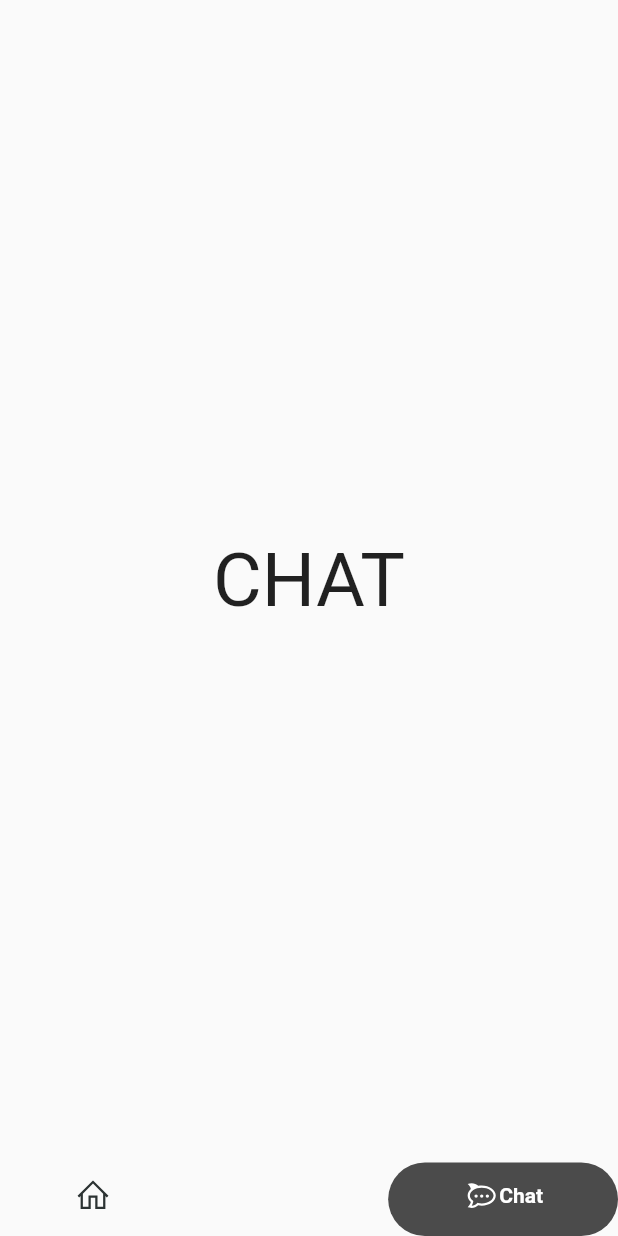
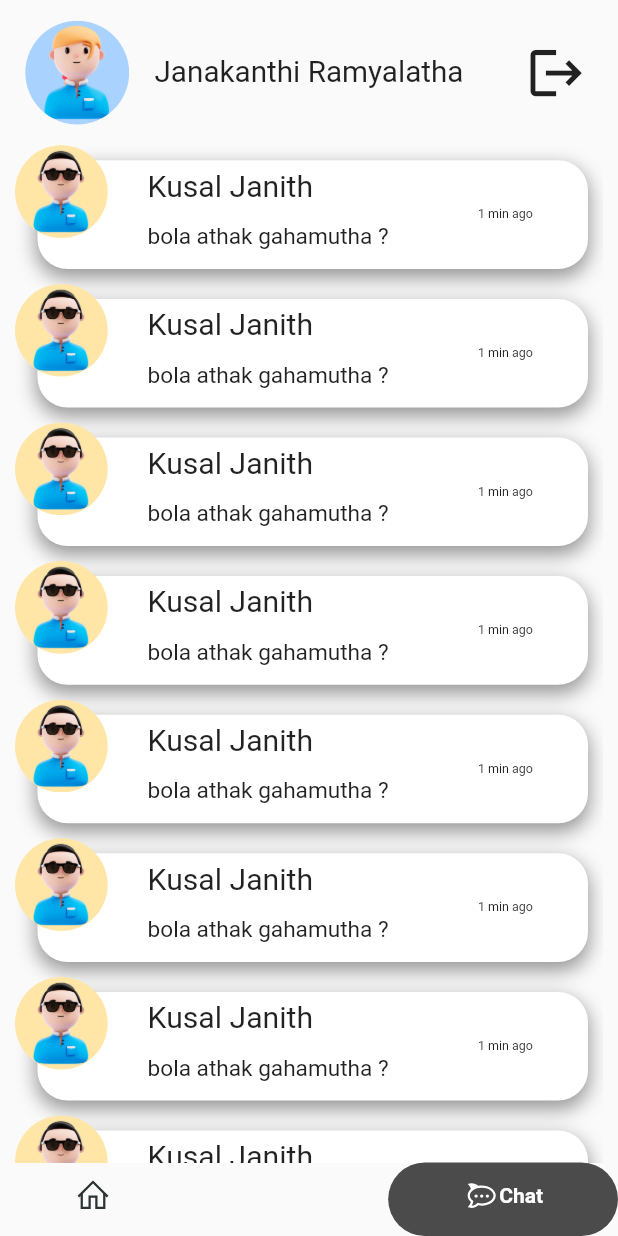
Before and after one commit to kodisinghe2021/chatea_flutter, a Flutter app: the screen it shows after launch, item 2 of the bottom bar chosen, on a phone screen of 412 x 824 dp. Run offline on Flutter 3.47's test engine with Material 2 defaults, Android fonts, the phone set to English and light mode, and no system bars; drawn by our look-alikes of google_nav_bar; our stand-ins replace animate_do, awesome_dialog, flutter_spinkit, flutter_svg, google_fonts, line_icons and 1 more; Roboto replaces fonts that are missing (Abel).

Commit message:
chat_page_done

```diff
--- a/lib/common/components/custom_text.dart
+++ b/lib/common/components/custom_text.dart
@@ -11,3 +11,11 @@ Text textsimpleType(String text) => Text(
       text,
       style: GoogleFonts.acme(fontSize: 14, color: kWhite),
     );
+Text textTitle(String text) => Text(
+      text,
+      style: GoogleFonts.abel(fontSize: 20),
+    );
+Text textSubTitle(String text) => Text(
+      text,
+      style: GoogleFonts.abel(fontSize: 10),
+    );
--- a/lib/constant.dart
+++ b/lib/constant.dart
@@ -1,5 +1,4 @@
 import 'package:flutter/material.dart';
-import 'package:google_fonts/google_fonts.dart';
 
 //^ screen size
 Size screenSize(BuildContext context) => MediaQuery.of(context).size;
--- a/lib/screens/main/chat/chat.dart
+++ b/lib/screens/main/chat/chat.dart
@@ -1,5 +1,6 @@
+import 'package:chatea_app/screens/widgets/chat_page_header.dart';
+import 'package:chatea_app/screens/widgets/conversation_card.dart';
 import 'package:flutter/material.dart';
-import 'package:google_fonts/google_fonts.dart';
 
 class Chat extends StatefulWidget {
   const Chat({super.key});
@@ -11,13 +12,24 @@ class Chat extends StatefulWidget {
 class _ChatState extends State<Chat> {
   @override
   Widget build(BuildContext context) {
-    return Scaffold(
-      body: Center(
-        child: Text(
-          'CHAT',
-          style: GoogleFonts.abel(fontSize: 50),
+    return Column(
+      children: [
+        //^ col1
+        const ChatPageHeader(),
+        //^ col2
+        Expanded(
+          flex: 14,
+          child: Container(
+            padding: const EdgeInsets.symmetric(horizontal: 10),
+            child: ListView.separated(
+              physics: const BouncingScrollPhysics(),
+              itemBuilder: (context, index) => const ConvercationCard(),
+              separatorBuilder: (context, index) => const SizedBox(height: 10),
+              itemCount: 10,
+            ),
+          ),
         ),
-      ),
+      ],
     );
   }
 }
--- a/lib/screens/main/main_screen.dart
+++ b/lib/screens/main/main_screen.dart
@@ -24,7 +24,8 @@ class _MainScreenState extends State<MainScreen> {
 
   @override
   Widget build(BuildContext context) {
-    return Scaffold(
+    return SafeArea(
+      child: Scaffold(
         body: IndexedStack(
           index: _currentIndex,
           children: _screens,
@@ -50,6 +51,7 @@ class _MainScreenState extends State<MainScreen> {
             ),
           ],
         ),
+      ),
     );
   }
 }
--- /dev/null
+++ b/lib/screens/widgets/chat_page_header.dart
@@ -0,0 +1,108 @@
+import 'package:chatea_app/common/components/custom_text.dart';
+import 'package:flutter/material.dart';
+
+class ChatPageHeader extends StatelessWidget {
+  const ChatPageHeader({
+    super.key,
+  });
+
+  @override
+  Widget build(BuildContext context) {
+    return Expanded(
+      flex: 2,
+      child: Row(
+        children: const [
+          //* col1-r1
+          Expanded(
+            flex: 2,
+            child: ProfilePic(),
+          ),
+          //* col1-r2
+          Expanded(
+            flex: 4,
+            child: ProfileName(),
+          ),
+          //* col1-r3
+          Expanded(
+            flex: 2,
+            child: LogoutIcon(),
+          ),
+        ],
+      ),
+    );
+  }
+}
+
+//* logout icon
+class LogoutIcon extends StatelessWidget {
+  const LogoutIcon({
+    super.key,
+  });
+
+  @override
+  Widget build(BuildContext context) {
+    return Row(
+      children: const [
+        Spacer(flex: 2),
+        Expanded(
+          flex: 2,
+          child: FittedBox(
+            child: Icon(Icons.logout),
+          ),
+        ),
+        Spacer(flex: 1),
+      ],
+    );
+  }
+}
+
+//* Profile name
+class ProfileName extends StatelessWidget {
+  const ProfileName({
+    super.key,
+  });
+
+  @override
+  Widget build(BuildContext context) {
+    return Column(
+      children: [
+        const Spacer(flex: 1),
+        Expanded(
+          flex: 2,
+          child: FittedBox(
+            child: textSubTitle('Janakanthi Ramyalatha'),
+          ),
+        ),
+        const Spacer(flex: 1),
+      ],
+    );
+  }
+}
+
+//* profile picture
+class ProfilePic extends StatelessWidget {
+  const ProfilePic({
+    super.key,
+  });
+
+  @override
+  Widget build(BuildContext context) {
+    return Column(
+      children: [
+        const Spacer(flex: 1),
+        Expanded(
+          flex: 5,
+          //* Profile pic
+          child: ClipRRect(
+            borderRadius: BorderRadius.circular(100),
+            child: Image.asset(
+              'assets/images/female.jpg',
+              //width: screenSize(context).width * .1,
+            ),
+          ),
+        ),
+        const Spacer(flex: 1),
+      ],
+    );
+  }
+}
--- /dev/null
+++ b/lib/screens/widgets/conversation_card.dart
@@ -0,0 +1,98 @@
+import 'package:chatea_app/common/components/custom_text.dart';
+import 'package:chatea_app/constant.dart';
+import 'package:flutter/material.dart';
+
+class ConvercationCard extends StatelessWidget {
+  const ConvercationCard({
+    super.key,
+  });
+
+  @override
+  Widget build(BuildContext context) {
+    return SizedBox(
+      height: screenSize(context).height * .1,
+      child: Stack(
+        children: [
+          //* back ground container
+          Expanded(
+            child: Container(
+              margin: const EdgeInsets.only(top: 10, left: 15, right: 10),
+              decoration: BoxDecoration(
+                color: Colors.white,
+                borderRadius: BorderRadius.circular(20),
+                boxShadow: [
+                  BoxShadow(
+                    offset: const Offset(0, 5),
+                    spreadRadius: 1,
+                    blurRadius: 10,
+                    color:
+                        const Color.fromARGB(255, 55, 54, 54).withOpacity(.5),
+                  )
+                ],
+              ),
+              child: Row(
+                children: [
+                  const Spacer(flex: 2),
+                  //* Name head and message view
+                  Expanded(
+                    flex: 5,
+                    child: Column(
+                      crossAxisAlignment: CrossAxisAlignment.start,
+                      children: [
+                        const Spacer(
+                          flex: 1,
+                        ),
+                        Expanded(
+                          flex: 4,
+                          child: FittedBox(
+                            child: textSubTitle('Kusal Janith'),
+                          ),
+                        ),
+                        const Spacer(flex: 2),
+                        Expanded(
+                          flex: 3,
+                          child: FittedBox(
+                            child: textSubTitle('bola athak gahamutha ? '),
+                          ),
+                        ),
+                        const Spacer(
+                          flex: 2,
+                        ),
+                      ],
+                    ),
+                  ),
+                  const Spacer(flex: 1),
+                  //* time view
+                  Expanded(
+                    flex: 1,
+                    child: Column(
+                      mainAxisAlignment: MainAxisAlignment.center,
+                      children: [
+                        Expanded(
+                          child: FittedBox(
+                            child: textSubTitle('1 min ago'),
+                          ),
+                        ),
+                      ],
+                    ),
+                  ),
+                  const Spacer(flex: 1),
+                ],
+              ),
+            ),
+          ),
+          //* avatar
+          Expanded(
+            child: ClipRRect(
+              borderRadius: BorderRadius.circular(50),
+              child: Image.asset(
+                'assets/images/male.jpg',
+                width: screenSize(context).width * .15,
+              ),
+            ),
+          ),
+        ],
+      ),
+    );
+  }
+}
--- a/pubspec.yaml
+++ b/pubspec.yaml
@@ -68,7 +68,7 @@ flutter:
   # To add assets to your application, add an assets section, like this:
   assets:
     - assets/icons/
-  #   - images/a_dot_ham.jpeg
+    - assets/images/
 
   # An image asset can refer to one or more resolution-specific "variants", see
   # https://flutter.dev/assets-and-images/#resolution-aware
```
Also changed, not shown: assets/images/female.jpg (added), assets/images/male.jpg (added). Lines whose indentation alone changed are shown as unchanged.
